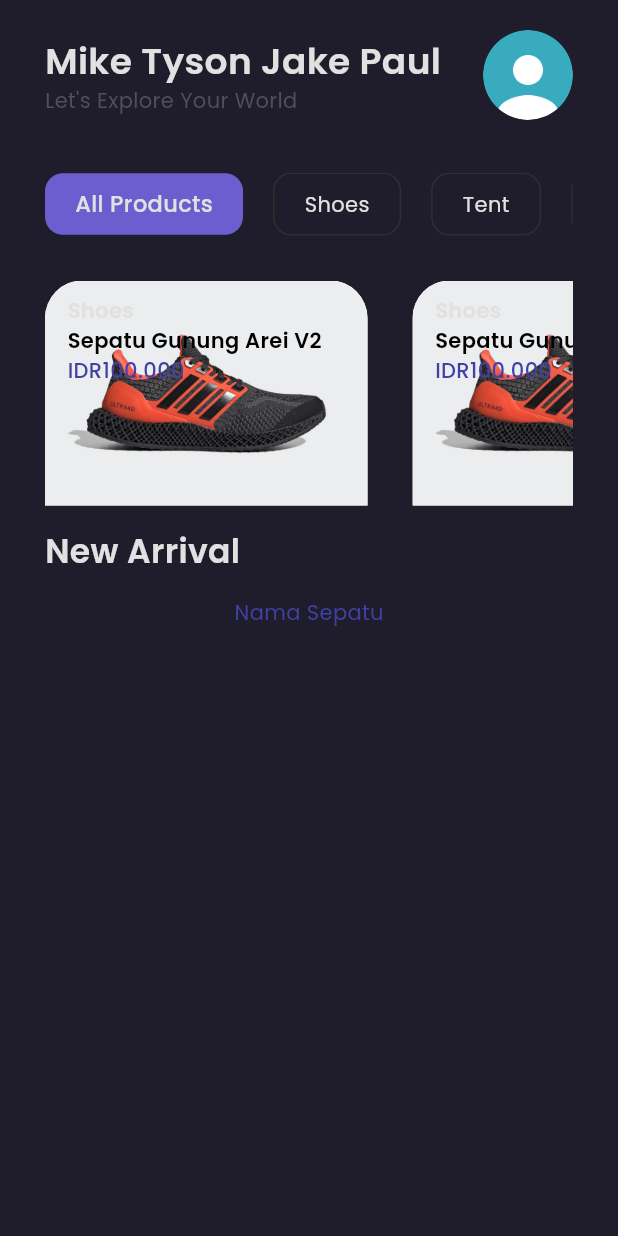
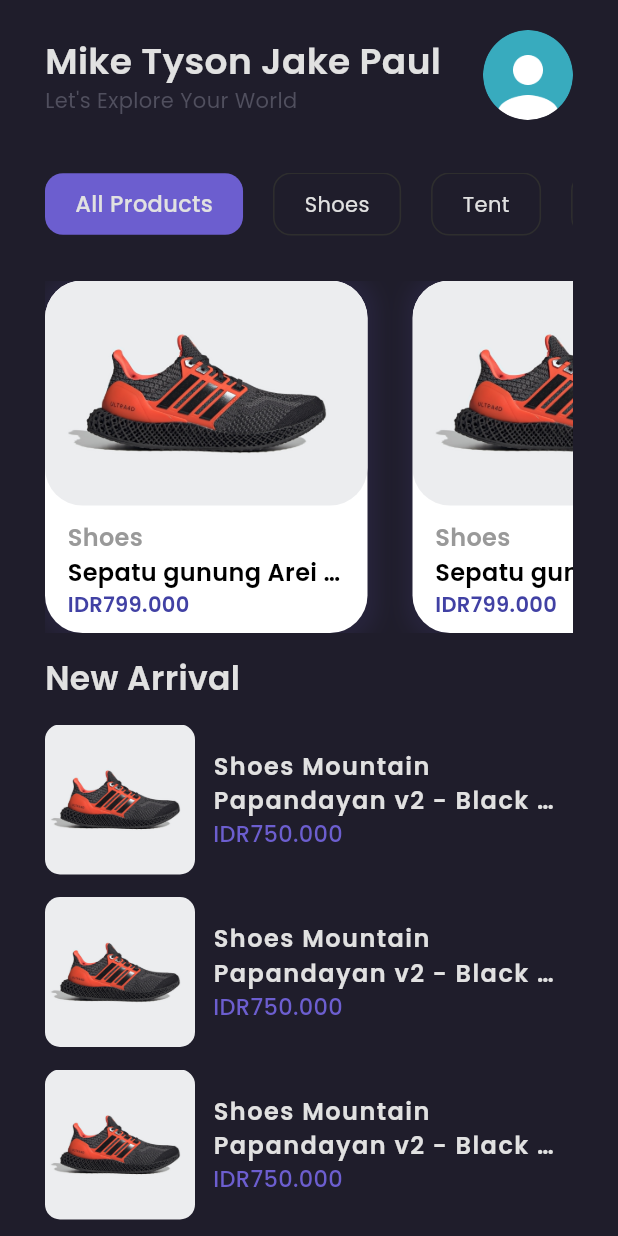
Before and after one commit to Haziqbatak/e_commerce, a Flutter app: the HomePage screen opened by its route, on a phone screen of 412 x 824 dp. Run offline on Flutter 3.47's test engine with Material 3 defaults, Android fonts, the phone set to English and light mode, and no system bars; our stand-ins replace google_fonts.

Commit message:
nahmbah banyaakk

```diff
--- a/lib/pages/ui/chat_page.dart
+++ b/lib/pages/ui/chat_page.dart
@@ -1,18 +1,30 @@
 part of '../pages.dart';
-
 
 class ChatPage extends StatelessWidget {
   const ChatPage({super.key});
 
   @override
   Widget build(BuildContext context) {
+    Widget header() {
+      return AppBar(
+        backgroundColor: backgroundColor2,
+        centerTitle: true,
+        title: Text(
+          'Message Support',
+          style: primaryTextStyle.copyWith(
+            fontWeight: FontWeight.w200,
+          ),
+        ),
+        automaticallyImplyLeading: false,
+      );
+    }
+
     return Scaffold(
       backgroundColor: backgroundColor1,
-      body: Center(
-        child: Text(
-          'Chat Page',
-          style: primaryTextStyle,
-        ),
+      body: ListView(
+        children: [
+          header(),
+        ],
       ),
     );
   }
--- a/lib/pages/ui/home_page.dart
+++ b/lib/pages/ui/home_page.dart
@@ -12,6 +12,11 @@ class HomePage extends StatelessWidget {
         ),
         child: Column(
           children: [
+            ProductTitle(),
+            ProductTitle(),
+            ProductTitle(),
+            ProductTitle(),
+            ProductTitle(),
             ProductTitle(),
           ],
         ),
@@ -42,9 +47,9 @@ class HomePage extends StatelessWidget {
           scrollDirection: Axis.horizontal,
           child: Row(
             children: [
-              ProductCart(),
-              ProductCart(),
-              ProductCart(),
+              ProductCard(),
+              ProductCard(),
+              ProductCard(),
             ],
           ),
         ),
@@ -220,13 +225,7 @@ class HomePage extends StatelessWidget {
             height: 15,
           ),
           newArrivalTitle(),
-          const SizedBox(
-            height: 15,
-          ),
           newArrivalProduct(),
-          const SizedBox(
-            height: 15,
-          ),
         ],
       ),
     );
--- /dev/null
+++ b/lib/pages/ui/widget/product_card.dart
@@ -0,0 +1,72 @@
+part of 'widget.dart';
+
+class ProductCard extends StatelessWidget {
+  const ProductCard({super.key});
+
+  @override
+  Widget build(BuildContext context) {
+    return Container(
+      width: 215,
+      height: 235,
+      margin: EdgeInsets.only(right: defaultMargin),
+      decoration: BoxDecoration(
+        color: whiteColor,
+        borderRadius: BorderRadius.circular(25),
+        boxShadow: [
+          BoxShadow(
+            color: primaryColor.withOpacity(0.1),
+            blurRadius: 10,
+            spreadRadius: 5,
+            offset: const Offset(1, 1),
+          ),
+        ],
+      ),
+      child: Column(
+        crossAxisAlignment: CrossAxisAlignment.start,
+        children: [
+          Container(
+            width: 215,
+            height: 150,
+            decoration: BoxDecoration(
+              borderRadius: BorderRadius.all(Radius.circular(25)),
+              image: DecorationImage(
+                  image: AssetImage('assets/image_shoes.png'),
+                  fit: BoxFit.cover),
+            ),
+          ),
+          Container(
+            margin: EdgeInsets.only(top: 10, left: 15, right: 15),
+            child: Column(
+              crossAxisAlignment: CrossAxisAlignment.start,
+              children: [
+                Text(
+                  "Shoes",
+                  style: primaryTextStyle.copyWith(
+                    fontWeight: semiBold,
+                    color: secondaryTextColor,
+                    fontSize: 16,
+                  ),
+                ),
+                Text(
+                  "Sepatu gunung Arei V2",
+                  style: primaryTextStyle.copyWith(
+                      fontWeight: semiBold, fontSize: 16, color: blackColor),
+                  overflow: TextOverflow.ellipsis,
+                ),
+                Text(
+                  NumberFormat.currency(
+                          symbol: 'IDR', locale: 'id_ID', decimalDigits: 0)
+                      .format(799000),
+                  style: priceTextStyle.copyWith(
+                    fontSize: 14,
+                    fontWeight: semiBold,
+                  ),
+                ),
+              ],
+            ),
+          ),
+        ],
+      ),
+    );
+  }
+}
--- a/lib/pages/ui/widget/product_cart.dart
+++ /dev/null
@@ -1,70 +0,0 @@
-part of 'widget.dart';
-
-class ProductCart extends StatelessWidget {
-  const ProductCart({super.key});
-
-  @override
-  Widget build(BuildContext context) {
-    return Container(
-      width: 215,
-      height: 150,
-      margin: EdgeInsets.only(
-        right: defaultMargin,
-      ),
-      decoration: BoxDecoration(
-        color: whiteColor,
-        borderRadius: BorderRadius.vertical(
-          top: Radius.circular(
-            25,
-          ),
-        ),
-        image: DecorationImage(
-          image: AssetImage(
-            'assets/image_shoes.png',
-          ),
-          fit: BoxFit.cover,
-        ),
-      ),
-      child: Container(
-        margin: EdgeInsets.only(
-          top: 10,
-          left: 15,
-          right: 15,
-          bottom: 15,
-        ),
-        child: Column(
-          crossAxisAlignment: CrossAxisAlignment.start,
-          children: [
-            Text(
-              'Shoes',
-              style: primaryTextStyle.copyWith(
-                fontSize: 14,
-                fontWeight: semiBold,
-              ),
-            ),
-            Text(
-              'Sepatu Gunung Arei V2',
-              style: primaryTextStyle.copyWith(
-                fontSize: 14,
-                fontWeight: semiBold,
-                color: blackColor,
-              ),
-              overflow: TextOverflow.ellipsis,
-            ),
-            Text(
-              NumberFormat.currency(
-                symbol: 'IDR',
-                locale: 'id_ID',
-                decimalDigits: 0,
-              ).format(100000),
-              style: priceTextStyle.copyWith(
-                fontWeight: medium,
-                fontSize: 14,
-              ),
-            ),
-          ],
-        ),
-      ),
-    );
-  }
-}
--- a/lib/pages/ui/widget/product_title.dart
+++ b/lib/pages/ui/widget/product_title.dart
@@ -6,9 +6,55 @@ class ProductTitle extends StatelessWidget {
   @override
   Widget build(BuildContext context) {
     return Container(
-      child: Text(
-        'Nama Sepatu',
-        style: priceTextStyle,
+      margin: EdgeInsets.only(
+        top: 15,
+      ),
+      child: Row(
+        children: [
+          ClipRRect(
+            borderRadius: BorderRadius.circular(
+              10,
+            ),
+            child: Image.asset(
+              'assets/image_shoes.png',
+              width: 100,
+              height: 100,
+              fit: BoxFit.cover,
+            ),
+          ),
+          SizedBox(
+            width: 12,
+          ),
+          Expanded(
+            child: Column(
+              crossAxisAlignment: CrossAxisAlignment.start,
+              children: [
+                Text(
+                  'Shoes Mountain Papandayan v2 - Black Orange',
+                  style: primaryTextStyle.copyWith(
+                    fontSize: 16,
+                    fontWeight: semiBold,
+                    letterSpacing: 1,
+                  ),
+                  maxLines: 2,
+                  overflow: TextOverflow.ellipsis,
+                ),
+                Text(
+                  NumberFormat.currency(
+                    locale: 'id-ID',
+                    symbol: 'IDR',
+                    decimalDigits: 0,
+                  ).format(750000),
+                  style: priceTextStyle.copyWith(
+                    fontSize: 15,
+                    fontWeight: medium,
+                    color: primaryColor,
+                  ),
+                ),
+              ],
+            ),
+          ),
+        ],
       ),
     );
   }
--- a/lib/pages/ui/widget/widget.dart
+++ b/lib/pages/ui/widget/widget.dart
@@ -2,5 +2,5 @@ import 'package:e_commerce/shared/shared.dart';
 import 'package:flutter/material.dart';
 import 'package:intl/intl.dart';
 
-part 'product_cart.dart';
+part 'product_card.dart';
 part 'product_title.dart';
```
